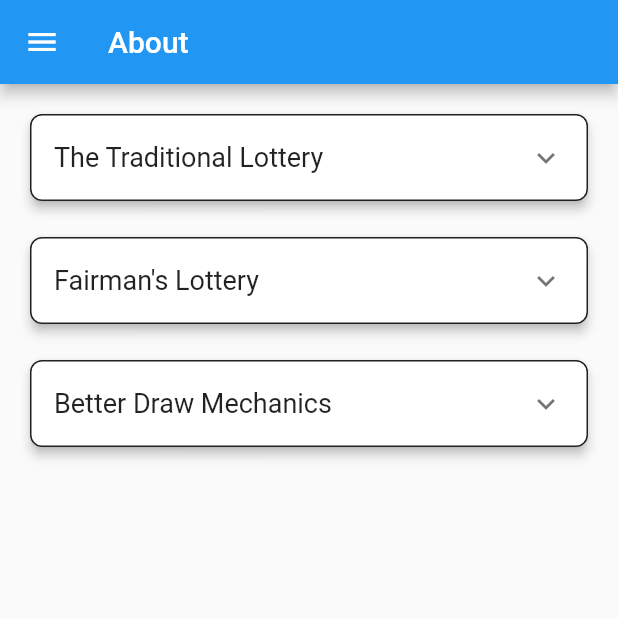
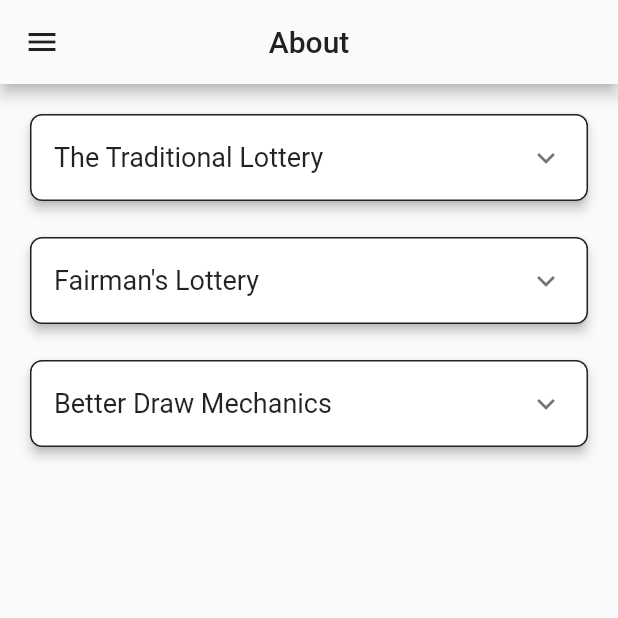
Before and after one commit to thefirsthero/casino, a Flutter app: the AboutPage screen opened directly with empty values, on a phone screen of 412 x 824 dp, the top half of it. Run offline on Flutter 3.47's test engine with Material 2 defaults, Android fonts, the phone set to English and light mode, and no system bars; our stand-ins replace bloc, cloud_firestore, file_picker, firebase_auth, firebase_core, firebase_storage and 2 more; missing offline and left inert: flutter_facebook_auth, the_apple_sign_in; accounts and stored records are empty.

Commit message:
app bar style changes

```diff
--- a/lib/ui/about/about_screen.dart
+++ b/lib/ui/about/about_screen.dart
@@ -1,5 +1,6 @@
 import 'package:flutter/material.dart';
 import 'package:flutter_login_screen/model/user.dart';
+import 'package:flutter_login_screen/services/helper.dart';
 import 'package:flutter_login_screen/ui/home/drawer/drawer_widget.dart';
 
 class AboutPage extends StatelessWidget {
@@ -13,7 +14,20 @@ class AboutPage extends StatelessWidget {
 
     return Scaffold(
       appBar: AppBar(
-        title: const Text('About'),
+        title: Text(
+          'About',
+          style: TextStyle(
+              color: isDarkMode(context)
+                  ? Colors.grey.shade50
+                  : Colors.grey.shade900),
+        ),
+        iconTheme: IconThemeData(
+            color: isDarkMode(context)
+                ? Colors.grey.shade50
+                : Colors.grey.shade900),
+        backgroundColor:
+            isDarkMode(context) ? Colors.grey.shade900 : Colors.grey.shade50,
+        centerTitle: true,
       ),
       drawer: DrawerWidget(user: user), // Include the DrawerWidget
 
```
Also changed, not shown: lib/ui/home/crash/crash_screen.dart (+14 -1 lines). Lines whose indentation alone changed are shown as unchanged.
